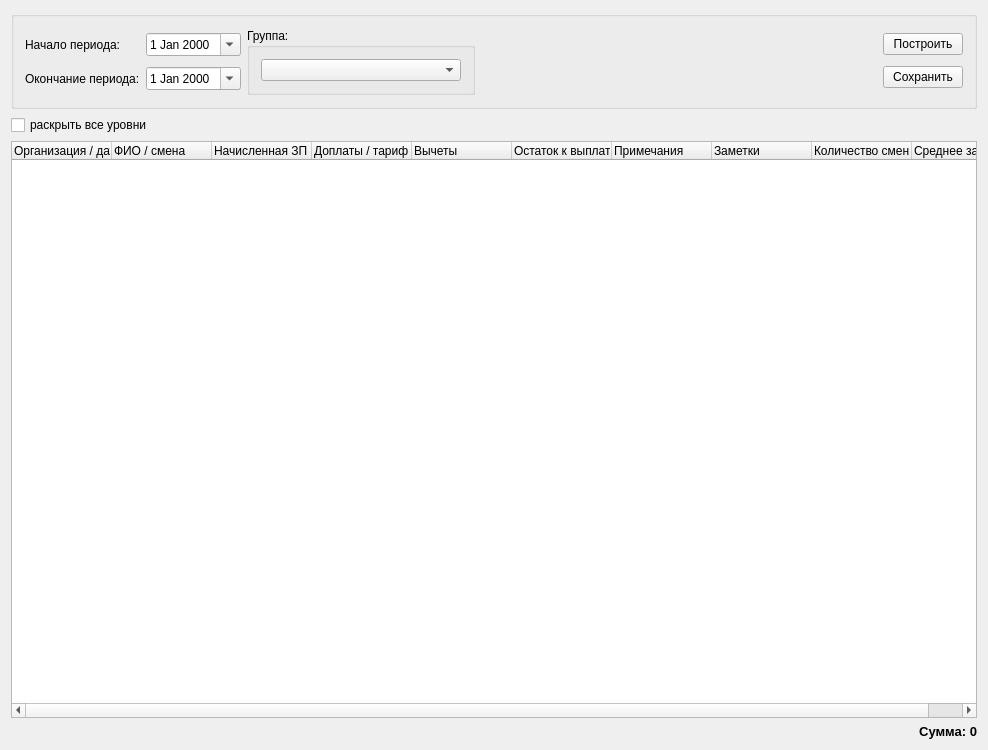
Qt form src/zprotokol.ui (SergeyZaz/DSV) before a commit.
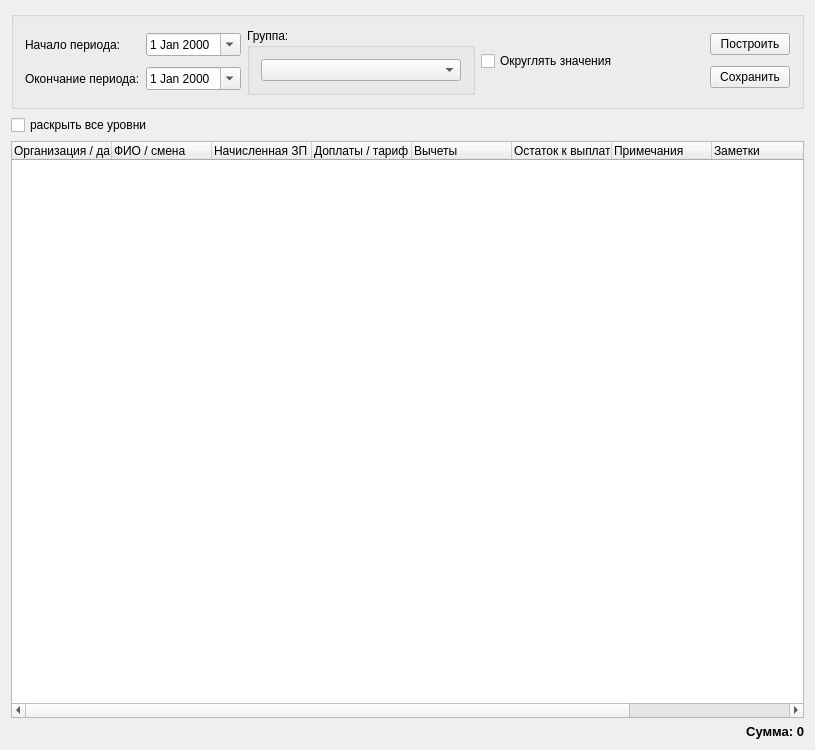
The same form after that commit. Icons and pictures are not drawn.

```diff
--- a/src/zprotokol.ui
+++ b/src/zprotokol.ui
@@ -6,7 +6,7 @@
    <rect>
     <x>0</x>
     <y>0</y>
-    <width>988</width>
+    <width>815</width>
     <height>750</height>
    </rect>
   </property>
@@ -75,6 +75,13 @@
         </layout>
        </widget>
       </item>
+      <item>
+       <widget class="QCheckBox" name="ckbRound">
+        <property name="text">
+         <string>Округлять значения</string>
+        </property>
+       </widget>
+      </item>
       <item>
        <spacer name="horizontalSpacer">
         <property name="orientation">
```
